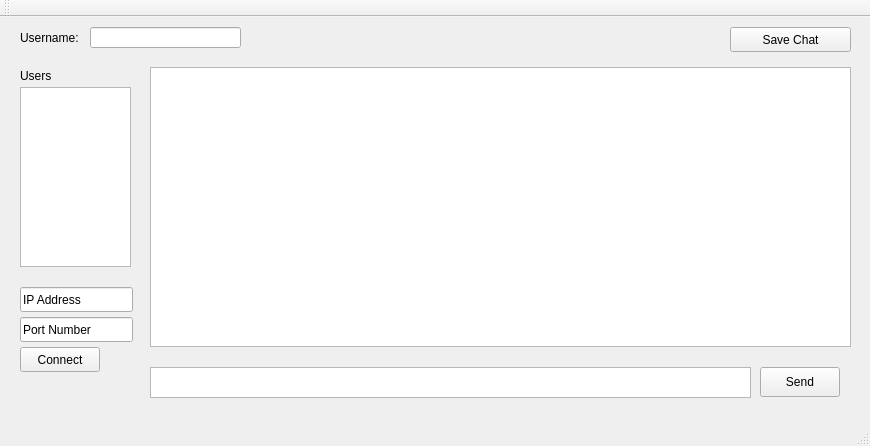
The window that Comp4981ChatProgram/mainwindow.ui (jacobfrank4/chatProgram) describes before a commit, drawn with Qt 5.
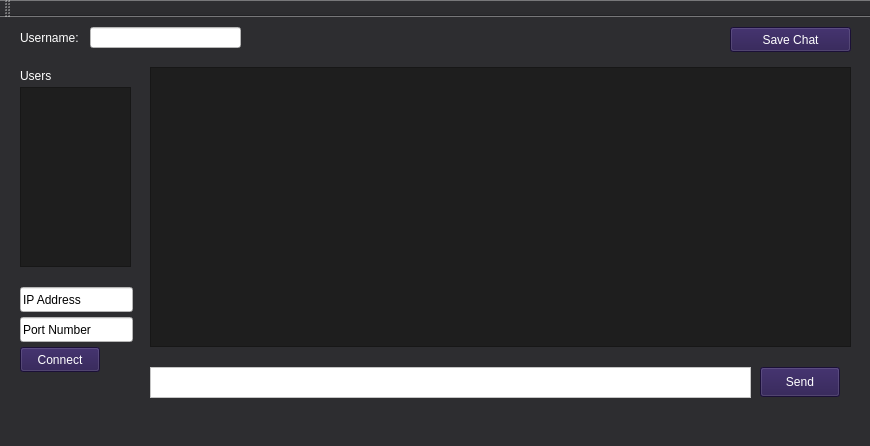
The same window after the commit.

Commit message: Updated style of window to be more visually appealing

What changed in the file:
```diff
--- a/Comp4981ChatProgram/mainwindow.ui
+++ b/Comp4981ChatProgram/mainwindow.ui
@@ -13,6 +13,9 @@
   <property name="windowTitle">
    <string>MainWindow</string>
   </property>
+  <property name="styleSheet">
+   <string notr="true">background-color: rgb(45, 45, 48);</string>
+  </property>
   <widget class="QWidget" name="centralWidget">
    <widget class="QTextEdit" name="sendTextEdit">
     <property name="geometry">
@@ -23,6 +26,9 @@
       <height>31</height>
      </rect>
     </property>
+    <property name="styleSheet">
+     <string notr="true">background-color: rgb(255, 255, 255);</string>
+    </property>
    </widget>
    <widget class="QPushButton" name="sendButton">
     <property name="geometry">
@@ -33,6 +39,10 @@
       <height>30</height>
      </rect>
     </property>
+    <property name="styleSheet">
+     <string notr="true">background-color: rgb(38, 22, 77);
+color: rgb(255, 255, 255);</string>
+    </property>
     <property name="text">
      <string>Send</string>
     </property>
@@ -46,6 +56,9 @@
       <height>25</height>
      </rect>
     </property>
+    <property name="styleSheet">
+     <string notr="true">background-color: rgb(255, 255, 255);</string>
+    </property>
     <property name="text">
      <string>IP Address</string>
     </property>
@@ -59,6 +72,9 @@
       <height>25</height>
      </rect>
     </property>
+    <property name="styleSheet">
+     <string notr="true">background-color: rgb(255, 255, 255);</string>
+    </property>
     <property name="text">
      <string>Port Number</string>
     </property>
@@ -72,6 +88,10 @@
       <height>280</height>
      </rect>
     </property>
+    <property name="styleSheet">
+     <string notr="true">background-color: rgb(30, 30, 30);
+color: rgb(255, 255, 255);</string>
+    </property>
     <property name="readOnly">
      <bool>true</bool>
     </property>
@@ -85,6 +105,10 @@
       <height>25</height>
      </rect>
     </property>
+    <property name="styleSheet">
+     <string notr="true">background-color: rgb(38, 22, 77);
+color: rgb(255, 255, 255);</string>
+    </property>
     <property name="text">
      <string>Connect</string>
     </property>
@@ -98,6 +122,9 @@
       <height>17</height>
      </rect>
     </property>
+    <property name="styleSheet">
+     <string notr="true">color: rgb(255, 255, 255);</string>
+    </property>
     <property name="text">
      <string>Users</string>
     </property>
@@ -111,6 +138,10 @@
       <height>180</height>
      </rect>
     </property>
+    <property name="styleSheet">
+     <string notr="true">color: rgb(255, 255, 255);
+background-color: rgb(30, 30, 30);</string>
+    </property>
     <property name="readOnly">
      <bool>true</bool>
     </property>
@@ -124,6 +155,9 @@
       <height>21</height>
      </rect>
     </property>
+    <property name="styleSheet">
+     <string notr="true">color: rgb(255, 255, 255);</string>
+    </property>
     <property name="text">
      <string>Username:</string>
     </property>
@@ -137,6 +171,9 @@
       <height>21</height>
      </rect>
     </property>
+    <property name="styleSheet">
+     <string notr="true">background-color: rgb(255, 255, 255);</string>
+    </property>
     <property name="text">
      <string/>
     </property>
@@ -150,6 +187,10 @@
       <height>25</height>
      </rect>
     </property>
+    <property name="styleSheet">
+     <string notr="true">background-color: rgb(38, 22, 77);
+color: rgb(255, 255, 255);</string>
+    </property>
     <property name="text">
      <string>Save Chat</string>
     </property>
```
The commit also changes 3 other files.
